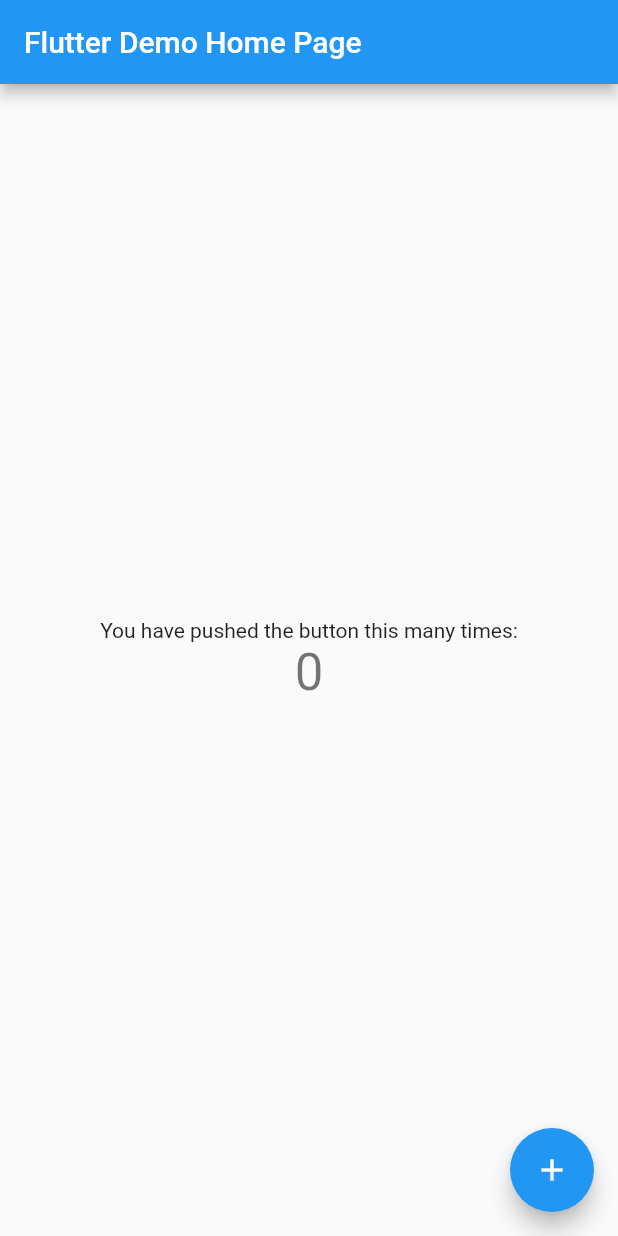
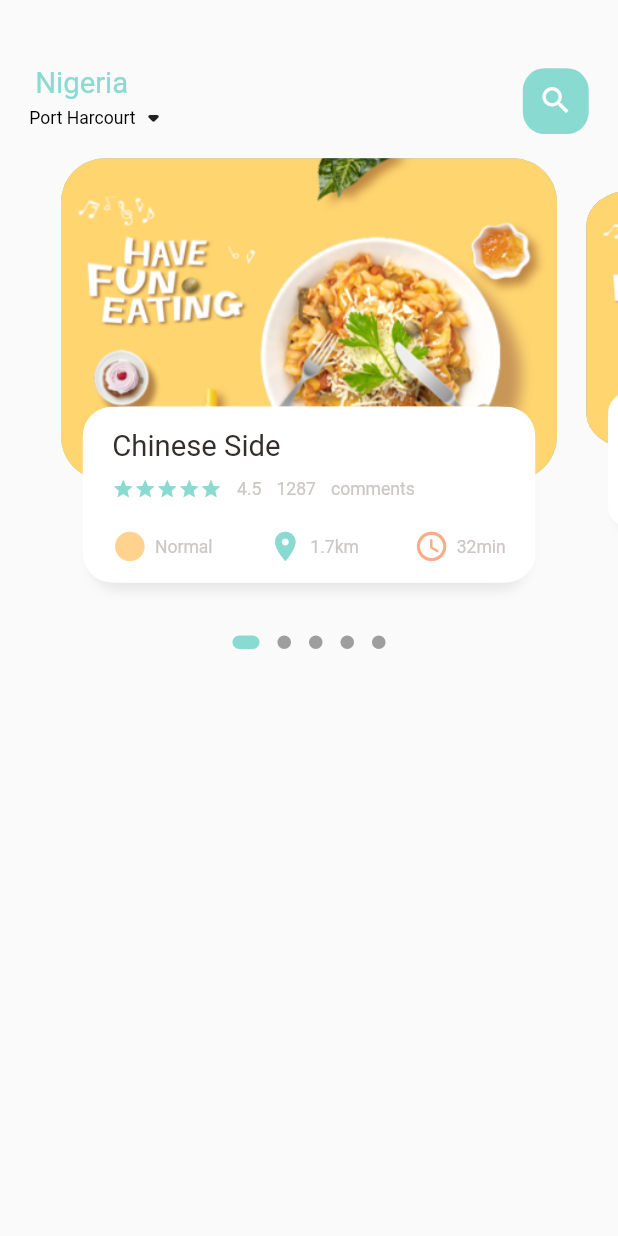
Before and after one commit to Ifoegbu1/MobileFoods, a Flutter app: the screen it shows after launch, on a phone screen of 412 x 824 dp. Run offline on Flutter 3.47's test engine with Material 2 defaults, Android fonts, the phone set to English and light mode, and no system bars; drawn by our look-alikes of dots_indicator; our stand-ins replace get.

Commit message:
added the main_food_page along with some core dart codes(transition,dimensions,matrix)

```diff
--- /dev/null
+++ b/lib/home/food_page_body.dart
@@ -0,0 +1,200 @@
+import 'package:dots_indicator/dots_indicator.dart';
+import 'package:e_commerce/utils/colors.dart';
+import 'package:e_commerce/utils/dimensions.dart';
+import 'package:e_commerce/widgets/big_text.dart';
+import 'package:e_commerce/widgets/icon_and_text_widget.dart';
+import 'package:e_commerce/widgets/small_text.dart';
+import 'package:flutter/material.dart';
+
+class FoodPageBody extends StatefulWidget {
+  const FoodPageBody({Key? key}) : super(key: key);
+
+  @override
+  State<FoodPageBody> createState() => _FoodPageBodyState();
+}
+
+class _FoodPageBodyState extends State<FoodPageBody> {
+  PageController pageController = PageController(viewportFraction: 0.85);
+  var _currPageValue = 0.0;
+  double _scaleFactor = 0.8;
+  double _height = Dimensions.pageViewContainer;
+
+  @override
+  void initState() {
+    super.initState();
+    pageController.addListener(() {
+      setState(() {
+        _currPageValue = pageController.page!;
+      });
+    });
+  }
+
+  @override
+  void dispose() {
+    pageController.dispose();
+  }
+
+  @override
+  Widget build(BuildContext context) {
+    return Column(
+      children: [
+        Container(
+          // color: Colors.redAccent,
+          height: Dimensions.pageView,
+          width: Dimensions.mainwidth411,
+          child: PageView.builder(
+            controller: pageController,
+            itemCount: 5,
+            itemBuilder: (context, position) {
+              return _buildPageItem(position);
+            },
+          ),
+        ),
+        new DotsIndicator(
+          dotsCount: 5,
+          position: _currPageValue,
+          decorator: DotsDecorator(
+            activeColor: AppColors.mainColor,
+            size: const Size.square(9.0),
+            activeSize: const Size(18.0, 9.0),
+            activeShape: RoundedRectangleBorder(
+                borderRadius: BorderRadius.circular(5.0)),
+          ),
+        ),
+      ],
+    );
+  }
+
+  Widget _buildPageItem(int index) {
+    Matrix4 matrix = new Matrix4.identity();
+    if (index == _currPageValue.floor()) {
+      var currScale = 1 - (_currPageValue - index) * (1 - _scaleFactor);
+      var currTrans = _height * (1 - currScale) / 2;
+      matrix = Matrix4.diagonal3Values(1, currScale, 1)
+        ..setTranslationRaw(0, currTrans, 0);
+    } else if (index == _currPageValue.floor() + 1) {
+      var currScale =
+          _scaleFactor + (_currPageValue - index + 1) * (1 - _scaleFactor);
+      var currTrans = _height * (1 - currScale) / 2;
+      matrix = Matrix4.diagonal3Values(1, currScale, 1);
+      matrix = Matrix4.diagonal3Values(1, currScale, 1)
+        ..setTranslationRaw(0, currTrans, 0);
+    } else if (index == _currPageValue.floor() - 1) {
+      var currScale = 1 - (_currPageValue - index) * (1 - _scaleFactor);
+      var currTrans = _height * (1 - currScale) / 2;
+      matrix = Matrix4.diagonal3Values(1, currScale, 1);
+      matrix = Matrix4.diagonal3Values(1, currScale, 1)
+        ..setTranslationRaw(0, currTrans, 0);
+    } else {
+      var currScale = 0.8;
+      matrix = Matrix4.diagonal3Values(1, currScale, 1)
+        ..setTranslationRaw(0, _height * (1 - _scaleFactor) / 2, 0);
+    }
+    return Transform(
+      transform: matrix,
+      child: Stack(
+        children: [
+          Container(
+            height: Dimensions.pageViewContainer,
+            margin: EdgeInsets.only(
+                left: Dimensions.width10, right: Dimensions.width10),
+            decoration: BoxDecoration(
+              borderRadius: BorderRadius.circular(Dimensions.radius30),
+              color: index.isEven ? Color(0xFF69c5df) : Color(0xFF9294cc),
+              image: DecorationImage(
+                image: AssetImage('assets/image/food0.png'),
+                fit: BoxFit.cover,
+              ),
+            ),
+          ),
+          Align(
+            alignment: Alignment.bottomCenter,
+            child: Container(
+              height: Dimensions.pageViewTextContainer,
+              margin: EdgeInsets.only(
+                left: Dimensions.width30,
+                right: Dimensions.width30,
+                bottom: Dimensions.height30,
+              ),
+              decoration: BoxDecoration(
+                borderRadius: BorderRadius.circular(Dimensions.radius20),
+                color: Colors.white,
+                boxShadow: [
+                  BoxShadow(
+                    color: Color(0xFFe8e8e8),
+                    blurRadius: 5.0,
+                    offset: Offset(0, 5),
+                  ),
+                  BoxShadow(
+                    color: Colors.white,
+                    offset: Offset(-5, 0),
+                  ),
+                  BoxShadow(
+                    color: Colors.white,
+                    offset: Offset(5, 0),
+                  ),
+                ],
+              ),
+              child: Container(
+                padding: EdgeInsets.only(
+                  top: Dimensions.height15,
+                  left: Dimensions.width15,
+                  right: Dimensions.width15,
+                ),
+                child: Column(
+                  crossAxisAlignment: CrossAxisAlignment.start,
+                  children: [
+                    BigText(text: "Chinese Side"),
+                    SizedBox(height: Dimensions.height10),
+                    //comments section
+                    Row(
+                      children: [
+                        Wrap(
+                          children: List.generate(5, (index) {
+                            return Icon(
+                              Icons.star,
+                              color: AppColors.mainColor,
+                              size: Dimensions.iconSize15,
+                            );
+                          }),
+                        ),
+                        SizedBox(width: Dimensions.mainwidth10),
+                        SmallText(text: "4.5"),
+                        SizedBox(width: Dimensions.mainwidth10),
+                        SmallText(text: "1287"),
+                        SizedBox(width: Dimensions.mainwidth10),
+                        SmallText(text: "comments"),
+                      ],
+                    ),
+                    SizedBox(height: Dimensions.height20),
+                    //time and distance
+                    Row(
+                      mainAxisAlignment: MainAxisAlignment.spaceBetween,
+                      children: [
+                        IconAndTextWidget(
+                          icon: Icons.circle_sharp,
+                          text: "Normal",
+                          iconColor: AppColors.iconColor1,
+                        ),
+                        IconAndTextWidget(
+                          icon: Icons.location_on,
+                          text: "1.7km",
+                          iconColor: AppColors.mainColor,
+                        ),
+                        IconAndTextWidget(
+                          icon: Icons.access_time_rounded,
+                          text: "32min",
+                          iconColor: AppColors.iconColor2,
+                        ),
+                      ],
+                    )
+                  ],
+                ),
+              ),
+            ),
+          ),
+        ],
+      ),
+    );
+  }
+}
--- /dev/null
+++ b/lib/home/main_food_page.dart
@@ -0,0 +1,79 @@
+import 'package:e_commerce/home/food_page_body.dart';
+import 'package:e_commerce/utils/colors.dart';
+import 'package:e_commerce/utils/dimensions.dart';
+import 'package:e_commerce/widgets/big_text.dart';
+import 'package:e_commerce/widgets/small_text.dart';
+import 'package:flutter/material.dart';
+
+class MainFoodPage extends StatefulWidget {
+  const MainFoodPage({Key? key}) : super(key: key);
+
+  @override
+  State<MainFoodPage> createState() => _MainFoodPageState();
+}
+
+class _MainFoodPageState extends State<MainFoodPage> {
+  @override
+  Widget build(BuildContext context) {
+    return Scaffold(
+      body: Column(
+        children: [
+          // showing the header
+          Container(
+            child: Container(
+              margin: EdgeInsets.only(
+                  top: Dimensions.height45, bottom: Dimensions.height15),
+              padding: EdgeInsets.only(
+                left: Dimensions.width20,
+                right: Dimensions.width20,
+              ),
+              child: Row(
+                mainAxisAlignment: MainAxisAlignment.spaceBetween,
+                children: [
+                  Column(
+                    children: [
+                      Padding(
+                        padding: const EdgeInsets.only(right: 25),
+                        child: BigText(
+                          text: "Nigeria",
+                          color: AppColors.mainColor,
+                        ),
+                      ),
+                      Row(
+                        children: [
+                          SmallText(
+                            text: "Port Harcourt",
+                            color: Colors.black,
+                          ),
+                          Icon(Icons.arrow_drop_down_rounded)
+                        ],
+                      ),
+                    ],
+                  ),
+                  Center(
+                    child: Container(
+                      width: Dimensions.height45,
+                      height: Dimensions.height45,
+                      child: Icon(
+                        Icons.search,
+                        color: Colors.white,
+                        size: Dimensions.iconSize24,
+                      ),
+                      decoration: BoxDecoration(
+                        borderRadius:
+                            BorderRadius.circular(Dimensions.radius15),
+                        color: AppColors.mainColor,
+                      ),
+                    ),
+                  ),
+                ],
+              ),
+            ),
+          ),
+          // showing the body
+          FoodPageBody(),
+        ],
+      ),
+    );
+  }
+}
--- a/lib/main.dart
+++ b/lib/main.dart
@@ -1,4 +1,6 @@
+import 'package:e_commerce/home/main_food_page.dart';
 import 'package:flutter/material.dart';
+import 'package:get/get.dart';
 
 void main() {
   runApp(const MyApp());
@@ -10,106 +12,13 @@
   // This widget is the root of your application.
   @override
   Widget build(BuildContext context) {
-    return MaterialApp(
+    return GetMaterialApp(
+      debugShowCheckedModeBanner: false,
       title: 'Flutter Demo',
       theme: ThemeData(
-        // This is the theme of your application.
-        //
-        // Try running your application with "flutter run". You'll see the
-        // application has a blue toolbar. Then, without quitting the app, try
-        // changing the primarySwatch below to Colors.green and then invoke
-        // "hot reload" (press "r" in the console where you ran "flutter run",
-        // or simply save your changes to "hot reload" in a Flutter IDE).
-        // Notice that the counter didn't reset back to zero; the application
-        // is not restarted.
         primarySwatch: Colors.blue,
       ),
-      home: const MyHomePage(title: 'Flutter Demo Home Page'),
+      home: MainFoodPage(),
     );
   }
 }
-
-class MyHomePage extends StatefulWidget {
-  const MyHomePage({Key? key, required this.title}) : super(key: key);
-
-  // This widget is the home page of your application. It is stateful, meaning
-  // that it has a State object (defined below) that contains fields that affect
-  // how it looks.
-
-  // This class is the configuration for the state. It holds the values (in this
-  // case the title) provided by the parent (in this case the App widget) and
-  // used by the build method of the State. Fields in a Widget subclass are
-  // always marked "final".
-
-  final String title;
-
-  @override
-  State<MyHomePage> createState() => _MyHomePageState();
-}
-
-class _MyHomePageState extends State<MyHomePage> {
-  int _counter = 0;
-
-  void _incrementCounter() {
-    setState(() {
-      // This call to setState tells the Flutter framework that something has
-      // changed in this State, which causes it to rerun the build method below
-      // so that the display can reflect the updated values. If we changed
-      // _counter without calling setState(), then the build method would not be
-      // called again, and so nothing would appear to happen.
-      _counter++;
-    });
-  }
-
-  @override
-  Widget build(BuildContext context) {
-    // This method is rerun every time setState is called, for instance as done
-    // by the _incrementCounter method above.
-    //
-    // The Flutter framework has been optimized to make rerunning build methods
-    // fast, so that you can just rebuild anything that needs updating rather
-    // than having to individually change instances of widgets.
-    return Scaffold(
-      appBar: AppBar(
-        // Here we take the value from the MyHomePage object that was created by
-        // the App.build method, and use it to set our appbar title.
-        title: Text(widget.title),
-      ),
-      body: Center(
-        // Center is a layout widget. It takes a single child and positions it
-        // in the middle of the parent.
-        child: Column(
-          // Column is also a layout widget. It takes a list of children and
-          // arranges them vertically. By default, it sizes itself to fit its
-          // children horizontally, and tries to be as tall as its parent.
-          //
-          // Invoke "debug painting" (press "p" in the console, choose the
-          // "Toggle Debug Paint" action from the Flutter Inspector in Android
-          // Studio, or the "Toggle Debug Paint" command in Visual Studio Code)
-          // to see the wireframe for each widget.
-          //
-          // Column has various properties to control how it sizes itself and
-          // how it positions its children. Here we use mainAxisAlignment to
-          // center the children vertically; the main axis here is the vertical
-          // axis because Columns are vertical (the cross axis would be
-          // horizontal).
-          mainAxisAlignment: MainAxisAlignment.center,
-          children: <Widget>[
-            const Text(
-              'You have pushed the button this many times:',
-            ),
-            Text(
-              '$_counter',
-              style: Theme.of(context).textTheme.headline4,
-            ),
-          ],
-        ),
-      ),
-      floatingActionButton: FloatingActionButton(
-        onPressed: _incrementCounter,
-        tooltip: 'Increment',
-        child: const Icon(Icons.add),
-      ), // This trailing comma makes auto-formatting nicer for build methods.
-    );
-  }
-}
--- /dev/null
+++ b/lib/utils/colors.dart
@@ -0,0 +1,17 @@
+import 'dart:ui';
+
+class AppColors{
+  static final Color textColor = const Color(0xFFccc7c5);
+  static final Color mainColor = const Color(0xFF89dad0);
+  //static final Color mainColor = const Color(0xFFfa7552);
+  static final Color iconColor1 = const Color(0xFFffd28d);
+  static final Color iconColor2 = const Color(0xFFfcab88);
+  static final Color paraColor = const Color(0xFF8f837f);
+  static final Color buttonBackgroundColor= const Color(0xFFf7f6f4);
+  static final Color signColor = const Color(0xFFa9a29f);
+  static final Color titleColor = const Color(0xFF5c524f);
+  static final Color mainBlackColor = const Color(0xFF332d2b);
+  //static final Color yellowColor = const Color(0xFFfa7552);
+  static final Color yellowColor = const Color(0xFFffd379);
+
+}
--- /dev/null
+++ b/lib/utils/dimensions.dart
@@ -0,0 +1,42 @@
+import 'package:get/get.dart';
+
+class Dimensions {
+  static double screenHeight = Get.context!.height;
+  static double screenWidth = Get.context!.width;
+
+  static double pageView = screenHeight / 2.64;
+  static double pageViewContainer = screenHeight / 3.84;
+  static double pageViewTextContainer = screenHeight / 7.03;
+
+//dynamic height; padding and margin
+  static double height1_2 = screenHeight / 703.33;
+  static double height10 = screenHeight / 84.4;
+  static double height15 = screenHeight / 56.27;
+  static double height20 = screenHeight / 42.2;
+  static double height30 = screenHeight / 28.13;
+  static double height45 = screenHeight / 18.76;
+
+//dynamic width; padding and margin
+  static double width10 = screenHeight / 84.4;
+  static double width15 = screenHeight / 56.27;
+  static double width20 = screenHeight / 42.2;
+  static double width30 = screenHeight / 28.13;
+
+//dynamic width; SizedBox and Container
+  static double mainwidth5 = screenWidth / 82.2;
+  static double mainwidth10 = screenWidth / 41.1;
+  static double mainwidth411 = screenWidth / 1.00;
+
+//font
+  static double font12 = screenHeight / 70.33;
+  static double font20 = screenHeight / 42.2;
+
+  //radius
+  static double radius15 = screenHeight / 56.27;
+  static double radius20 = screenHeight / 42.2;
+  static double radius30 = screenHeight / 28.13;
+
+  //icon size
+  static double iconSize15 = screenHeight / 56.27;
+  static double iconSize24 = screenHeight / 35.17;
+}
--- /dev/null
+++ b/lib/widgets/big_text.dart
@@ -0,0 +1,31 @@
+import 'package:e_commerce/utils/dimensions.dart';
+import 'package:flutter/material.dart';
+
+class BigText extends StatelessWidget {
+  Color? color;
+  final String text;
+  double size;
+  TextOverflow overFlow;
+  BigText({
+    Key? key,
+    this.color = const Color(0xFF332d2b),
+    required this.text,
+    this.size = 0,
+    this.overFlow = TextOverflow.ellipsis,
+  }) : super(key: key);
+
+  @override
+  Widget build(BuildContext context) {
+    return Text(
+      text,
+      maxLines: 1,
+      overflow: overFlow,
+      style: TextStyle(
+        fontFamily: 'Roboto',
+        color: color,
+        fontWeight: FontWeight.w400,
+        fontSize: size == 0 ? Dimensions.font20 : size,
+      ),
+    );
+  }
+}
--- /dev/null
+++ b/lib/widgets/icon_and_text_widget.dart
@@ -0,0 +1,33 @@
+import 'package:e_commerce/utils/dimensions.dart';
+import 'package:e_commerce/widgets/small_text.dart';
+import 'package:flutter/material.dart';
+
+class IconAndTextWidget extends StatelessWidget {
+  final IconData icon;
+  final String text;
+  final Color iconColor;
+
+  const IconAndTextWidget({
+    Key? key,
+    required this.icon,
+    required this.text,
+    required this.iconColor,
+  }) : super(key: key);
+
+  @override
+  Widget build(BuildContext context) {
+    return Row(
+      children: [
+        Icon(
+          icon,
+          color: iconColor,
+          size: Dimensions.iconSize24,
+        ),
+        SizedBox(width: Dimensions.mainwidth5),
+        SmallText(
+          text: text,
+        ),
+      ],
+    );
+  }
+}
--- /dev/null
+++ b/lib/widgets/small_text.dart
@@ -0,0 +1,29 @@
+import 'package:e_commerce/utils/dimensions.dart';
+import 'package:flutter/material.dart';
+
+class SmallText extends StatelessWidget {
+  Color? color;
+  final String text;
+  double size;
+  double height;
+  SmallText(
+      {Key? key,
+      this.color = const Color(0xFFccc7c5),
+      required this.text,
+      this.size = 0,
+      this.height = 0})
+      : super(key: key);
+
+  @override
+  Widget build(BuildContext context) {
+    return Text(
+      text,
+      style: TextStyle(
+        fontFamily: 'Roboto',
+        color: color,
+        fontSize: size == 0 ? Dimensions.font12 : size,
+        height: height == 0 ? Dimensions.height1_2 : height,
+      ),
+    );
+  }
+}
```
Also changed, not shown: pubspec.yaml (+18 -21 lines), pubspec.lock.
